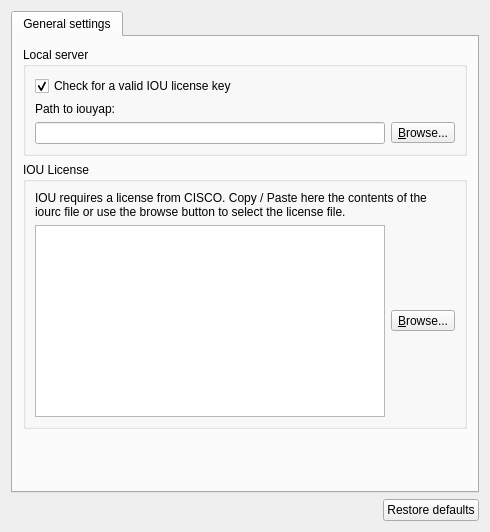
Old version of the form gns3/modules/iou/ui/iou_preferences_page.ui in the repository GNS3/gns3-gui.
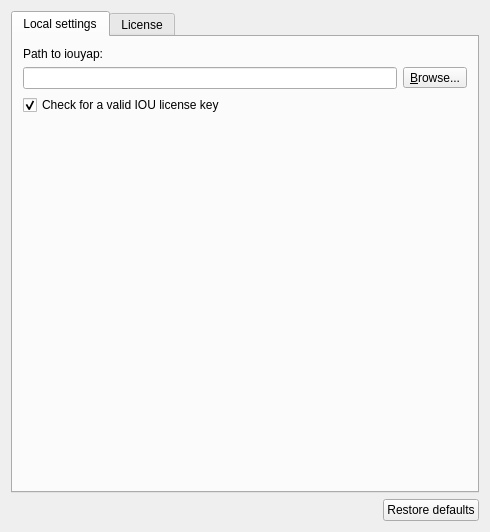
New version of the form.

```diff
--- a/gns3/modules/iou/ui/iou_preferences_page.ui
+++ b/gns3/modules/iou/ui/iou_preferences_page.ui
@@ -21,7 +21,7 @@
      </property>
      <widget class="QWidget" name="uiGeneralSettingsTabWidget">
       <attribute name="title">
-       <string>General settings</string>
+       <string>Local settings</string>
       </attribute>
       <layout class="QVBoxLayout" name="verticalLayout">
        <property name="leftMargin">
@@ -37,29 +37,13 @@
         <number>10</number>
        </property>
        <item>
-        <widget class="QGroupBox" name="uiLocalServerGroupBox">
-         <property name="title">
-          <string>Local server</string>
-         </property>
-         <layout class="QGridLayout" name="gridLayout_3">
-          <item row="2" column="0">
-           <widget class="QCheckBox" name="uiLicensecheckBox">
-            <property name="text">
-             <string>Check for a valid IOU license key</string>
-            </property>
-            <property name="checked">
-             <bool>true</bool>
-            </property>
-           </widget>
-          </item>
-          <item row="3" column="0">
            <widget class="QLabel" name="uiIouyapPathLabel">
             <property name="text">
              <string>Path to iouyap:</string>
             </property>
            </widget>
           </item>
-          <item row="4" column="0" colspan="2">
+       <item>
            <layout class="QHBoxLayout" name="horizontalLayout_6">
             <item>
              <widget class="QLineEdit" name="uiIouyapPathLineEdit">
@@ -83,29 +67,50 @@
             </item>
            </layout>
           </item>
-         </layout>
-        </widget>
-       </item>
+       <item>
+        <widget class="QCheckBox" name="uiLicensecheckBox">
+         <property name="text">
+          <string>Check for a valid IOU license key</string>
+         </property>
+         <property name="checked">
+          <bool>true</bool>
+         </property>
+        </widget>
+       </item>
+       <item>
+        <spacer name="verticalSpacer">
+         <property name="orientation">
+          <enum>Qt::Vertical</enum>
+         </property>
+         <property name="sizeHint" stdset="0">
+          <size>
+           <width>20</width>
+           <height>5</height>
+          </size>
+         </property>
+        </spacer>
+       </item>
+      </layout>
+     </widget>
+     <widget class="QWidget" name="uiLicenseTabWidget">
+      <attribute name="title">
+       <string>License</string>
+      </attribute>
+      <layout class="QVBoxLayout" name="verticalLayout_2">
        <item>
-        <widget class="QGroupBox" name="uiAnyServerGroupBox">
-         <property name="title">
-          <string>IOU License </string>
-         </property>
-         <layout class="QGridLayout" name="gridLayout_4">
-          <item row="0" column="0">
-           <widget class="QLabel" name="uiIOURCPathLabel">
+        <widget class="QLabel" name="uiIOURCPathLabel_2">
             <property name="lineWidth">
              <number>1</number>
             </property>
             <property name="text">
-             <string>&lt;html&gt;&lt;head/&gt;&lt;body&gt;&lt;p&gt;IOU requires a license from CISCO. Copy / Paste here the contents of the iourc file or use the browse button to select the license file.&lt;/p&gt;&lt;/body&gt;&lt;/html&gt;</string>
+          <string>&lt;html&gt;&lt;head/&gt;&lt;body&gt;&lt;p&gt;A license is required to run IOU. Copy &amp;amp; paste the content of your iourc file here or use the browse button to select a file.&lt;/p&gt;&lt;/body&gt;&lt;/html&gt;</string>
             </property>
             <property name="wordWrap">
              <bool>true</bool>
             </property>
            </widget>
           </item>
-          <item row="1" column="0">
+       <item>
            <layout class="QHBoxLayout" name="horizontalLayout_5">
             <item>
              <widget class="QPlainTextEdit" name="IOULicenceTextEdit"/>
@@ -122,9 +127,6 @@
             </item>
            </layout>
           </item>
-         </layout>
-        </widget>
-       </item>
        <item>
         <spacer name="verticalSpacer">
          <property name="orientation">
```
Left out of the diff: 15 changed lines with no effect on the pictures. Lines whose indentation alone changed are shown as unchanged.
